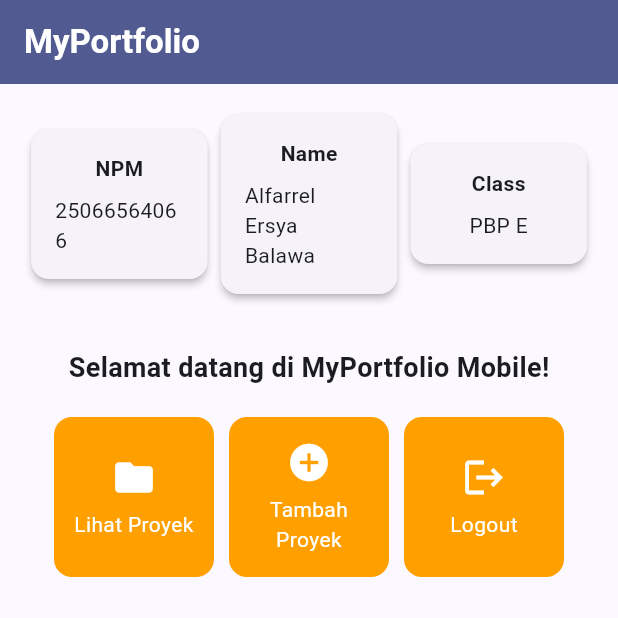
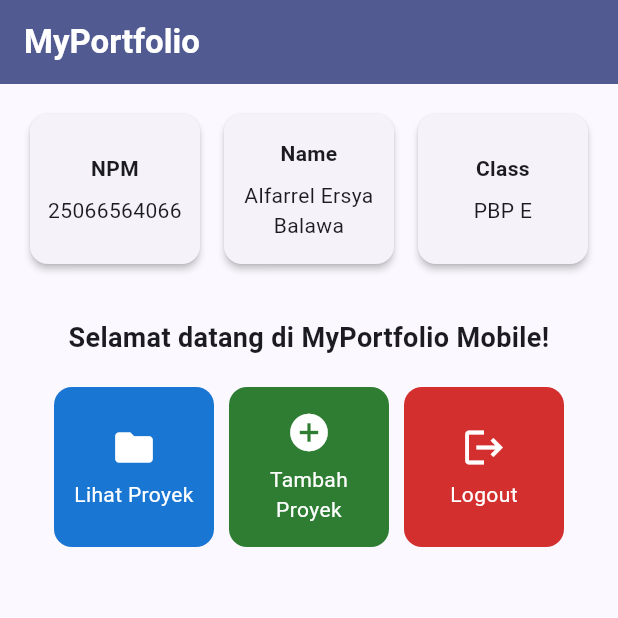
Before and after one commit to alpallel/portofolio-mobile, a Flutter app: the screen it shows after launch, on a phone screen of 412 x 824 dp, the top half of it. Run offline on Flutter 3.47's test engine with Material 3 defaults, Android fonts, the phone set to English and light mode, and no system bars.

Commit message:
feat: add menu buttons

```diff
--- a/lib/main.dart
+++ b/lib/main.dart
@@ -20,7 +20,7 @@ class MyApp extends StatelessWidget {
         ),
         useMaterial3: true,
       ),
-      home: MyHomePage(),
+      home: const MyHomePage(),
     );
   }
 }
--- a/lib/menu.dart
+++ b/lib/menu.dart
@@ -1,16 +1,16 @@
 import 'package:flutter/material.dart';
 
 class MyHomePage extends StatelessWidget {
-  MyHomePage({super.key});
+  const MyHomePage({super.key});
 
   final String npm = "25066564066";
   final String nama = "Alfarrel Ersya Balawa";
   final String kelas = "PBP E";
 
-  final List<ItemHomepage> items = [
-    ItemHomepage("Lihat Proyek", Icons.folder),
-    ItemHomepage("Tambah Proyek", Icons.add_circle),
-    ItemHomepage("Logout", Icons.logout),
+  final List<ItemHomepage> items = const [
+    ItemHomepage("Lihat Proyek", Icons.folder, Color(0xFF1976D2)), // Biru
+    ItemHomepage("Tambah Proyek", Icons.add_circle, Color(0xFF2E7D32)), // Hijau
+    ItemHomepage("Logout", Icons.logout, Color(0xFFD32F2F)), // Merah
   ];
 
   @override
@@ -28,20 +28,25 @@ class MyHomePage extends StatelessWidget {
         ),
         backgroundColor: Theme.of(context).colorScheme.primary,
       ),
-      // Body halaman utama dengan padding di sekelilingnya.
-      body: Padding(
+      // Body halaman utama dengan padding di sekelilingnya dan dukungan scroll defensif.
+      body: SingleChildScrollView(
+        child: Padding(
           padding: const EdgeInsets.all(16.0),
           child: Column(
             crossAxisAlignment: CrossAxisAlignment.center,
             children: [
-            // Baris horizontal untuk menampilkan 3 InfoCard secara sejajar.
-            Row(
-              mainAxisAlignment: MainAxisAlignment.spaceEvenly,
+              // Baris horizontal untuk menampilkan 3 InfoCard secara sejajar dengan tinggi seragam.
+              IntrinsicHeight(
+                child: Row(
+                  crossAxisAlignment: CrossAxisAlignment.stretch,
                   children: [
-                InfoCard(title: 'NPM', content: npm),
-                InfoCard(title: 'Name', content: nama),
-                InfoCard(title: 'Class', content: kelas),
+                    Expanded(child: InfoCard(title: 'NPM', content: npm)),
+                    const SizedBox(width: 8.0),
+                    Expanded(child: InfoCard(title: 'Name', content: nama)),
+                    const SizedBox(width: 8.0),
+                    Expanded(child: InfoCard(title: 'Class', content: kelas)),
                   ],
+                ),
               ),
 
               const SizedBox(height: 16.0),
@@ -54,6 +59,7 @@ class MyHomePage extends StatelessWidget {
                       padding: EdgeInsets.only(top: 16.0),
                       child: Text(
                         'Selamat datang di MyPortfolio Mobile!',
+                        textAlign: TextAlign.center,
                         style: TextStyle(
                           fontWeight: FontWeight.bold,
                           fontSize: 18.0,
@@ -63,7 +69,8 @@ class MyHomePage extends StatelessWidget {
 
                     // GridView menampilkan kartu tombol dalam tata letak kisi 3 kolom.
                     GridView.count(
-                    primary: true,
+                      primary: false,
+                      physics: const NeverScrollableScrollPhysics(),
                       padding: const EdgeInsets.all(20),
                       crossAxisSpacing: 10,
                       mainAxisSpacing: 10,
@@ -78,6 +85,7 @@ class MyHomePage extends StatelessWidget {
                 ),
               ),
             ],
+          ),
         ),
       ),
     );
@@ -97,18 +105,21 @@ class InfoCard extends StatelessWidget {
       // Memberikan efek bayangan kartu elevasi 2 unit.
       elevation: 2.0,
       child: Container(
-        // Menyesuaikan lebar kartu dengan proporsi layar (dibagi 3.5).
-        width: MediaQuery.of(context).size.width / 3.5,
-        padding: const EdgeInsets.all(16.0),
+        padding: const EdgeInsets.symmetric(horizontal: 10.0, vertical: 16.0),
         // Menyusun teks title dan content secara vertikal.
         child: Column(
+          mainAxisAlignment: MainAxisAlignment.center,
           children: [
             Text(
               title,
+              textAlign: TextAlign.center,
               style: const TextStyle(fontWeight: FontWeight.bold),
             ),
             const SizedBox(height: 8.0),
-            Text(content),
+            Text(
+              content,
+              textAlign: TextAlign.center,
+            ),
           ],
         ),
       ),
@@ -119,8 +130,9 @@ class InfoCard extends StatelessWidget {
 class ItemHomepage {
   final String name;
   final IconData icon;
+  final Color color;
 
-  ItemHomepage(this.name, this.icon);
+  const ItemHomepage(this.name, this.icon, this.color);
 }
 
 class ItemCard extends StatelessWidget {
@@ -131,17 +143,20 @@ class ItemCard extends StatelessWidget {
   @override
   Widget build(BuildContext context) {
     return Material(
-      // Menggunakan warna sekunder dari skema tema aplikasi.
-      color: Theme.of(context).colorScheme.secondary,
+      // Menggunakan warna khusus dari masing-masing item menu.
+      color: item.color,
       borderRadius: BorderRadius.circular(12),
       child: InkWell(
+        borderRadius: BorderRadius.circular(12),
         // Aksi ketika kartu ditekan oleh pengguna.
         onTap: () {
           // Menampilkan SnackBar dengan pesan interaktif.
           ScaffoldMessenger.of(context)
             ..hideCurrentSnackBar()
             ..showSnackBar(
-              SnackBar(content: Text("Kamu telah menekan tombol ${item.name}!"))
+              SnackBar(
+                content: Text("Kamu telah menekan tombol ${item.name}!"),
+              ),
             );
         },
         child: Container(
```
Lines whose indentation alone changed are shown as unchanged.
